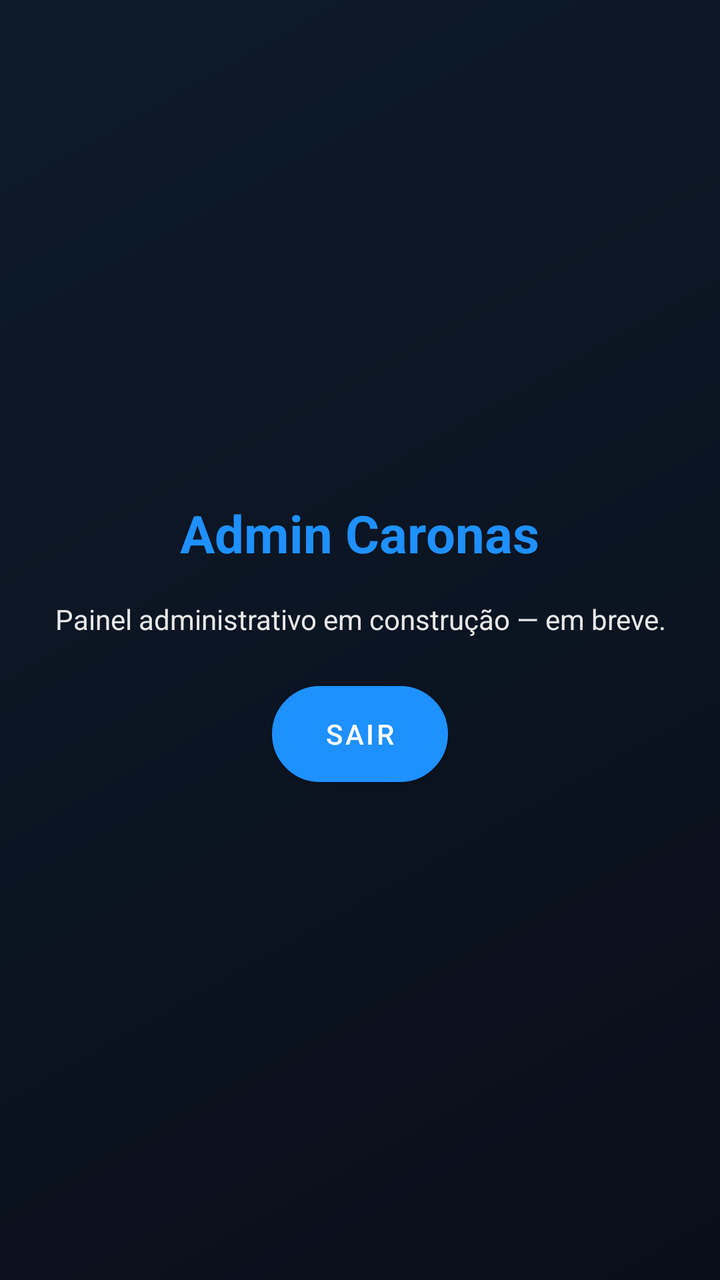
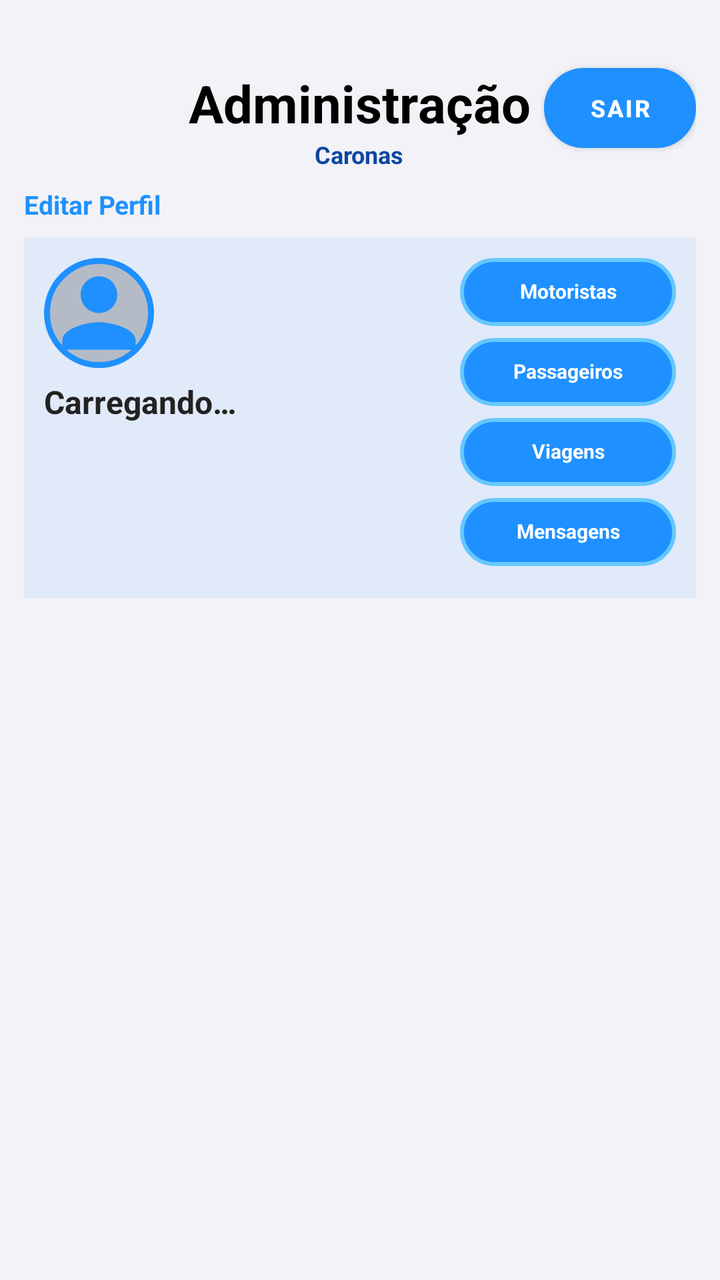

An Android layout rendered at two revisions. The XML below is the earlier revision; the diff shows what the commit changed to produce the second picture.
<!-- AndroidManifest.xml: application theme Theme.Caronas -->
<!-- res/layout/activity_administracao_caronas.xml -->
<?xml version="1.0" encoding="utf-8"?>
<LinearLayout xmlns:android="http://schemas.android.com/apk/res/android"
    android:layout_width="match_parent"
    android:layout_height="match_parent"
    android:orientation="vertical"
    android:gravity="center"
    android:background="@drawable/bg_fundo_caronas"
    android:padding="24dp">

    <TextView
        android:layout_width="wrap_content"
        android:layout_height="wrap_content"
        android:text="@string/admin_login_titulo"
        android:textColor="#1E90FF"
        android:textSize="26sp"
        android:textStyle="bold"
        android:layout_marginBottom="16dp" />

    <TextView
        android:layout_width="wrap_content"
        android:layout_height="wrap_content"
        android:text="@string/admin_painel_em_construcao"
        android:textColor="#E8E8E8"
        android:textSize="14sp"
        android:gravity="center"
        android:layout_marginBottom="24dp" />

    <Button
        android:id="@+id/btnSair"
        android:layout_width="wrap_content"
        android:layout_height="wrap_content"
        android:text="@string/sair"
        android:textColor="#FFFFFF"
        android:background="@drawable/botao_azul_neon" />

</LinearLayout>
<!-- resources referenced by this layout -->
<resources>
  <!-- drawable bg_fundo_caronas (drawable) -->
  <?xml version="1.0" encoding="utf-8"?>
  <shape xmlns:android="http://schemas.android.com/apk/res/android">
      <gradient
          android:startColor="#0A0E1A"
          android:endColor="#0D1B2A"
          android:angle="135" />
  </shape>
  <!-- drawable botao_azul_neon (drawable) -->
  <?xml version="1.0" encoding="utf-8"?>
  <shape xmlns:android="http://schemas.android.com/apk/res/android">
      <solid android:color="#1E90FF" />
      <corners android:radius="25dp" />
      <stroke android:width="2dp" android:color="#66C7FF" />
      <padding android:left="16dp" android:right="16dp" android:top="12dp" android:bottom="12dp" />
  </shape>
  <string name="admin_login_titulo">Admin Caronas</string>
  <string name="admin_painel_em_construcao">Painel administrativo em construção — em breve.</string>
  <string name="sair">Sair</string>
  <style name="Theme.Caronas" parent="Theme.MaterialComponents.DayNight.NoActionBar">
          <item name="colorPrimary">@color/azul_neon</item>
          <item name="colorPrimaryVariant">@color/azul_neon_escuro</item>
          <item name="colorOnPrimary">@color/white</item>
          <item name="colorSecondary">@color/azul_neon</item>
          <item name="colorSecondaryVariant">@color/azul_neon_escuro</item>
          <item name="colorOnSecondary">@color/white</item>
          <item name="android:statusBarColor">@color/fundo_escuro</item>
          <item name="android:windowBackground">@color/fundo_escuro</item>
      </style>
  <color name="azul_neon">#1E90FF</color>
  <color name="azul_neon_escuro">#0D47A1</color>
  <color name="white">#FFFFFFFF</color>
  <color name="fundo_escuro">#0A0E1A</color>
</resources>

<!-- the commit's change to res/layout/activity_administracao_caronas.xml (unified diff, before → after) -->
@@ -3,34 +3,218 @@
     android:layout_width="match_parent"
     android:layout_height="match_parent"
     android:orientation="vertical"
-    android:gravity="center"
-    android:background="@drawable/bg_fundo_caronas"
-    android:padding="24dp">
-
+    android:background="@color/fundo_cinza_claro"
+    android:paddingHorizontal="12dp"
+    android:paddingVertical="8dp">
+
+    
+    <RelativeLayout
+        android:layout_width="match_parent"
+        android:layout_height="wrap_content"
+        android:layout_marginBottom="8dp">
+
+        <LinearLayout
+            android:layout_width="wrap_content"
+            android:layout_height="wrap_content"
+            android:layout_centerHorizontal="true"
+            android:layout_marginTop="26dp"
+            android:orientation="vertical"
+            android:gravity="center_horizontal">
+
+            <TextView
+                android:layout_width="wrap_content"
+                android:layout_height="wrap_content"
+                android:text="@string/admin_titulo_dashboard"
+                android:textColor="#000000"
+                android:textSize="26sp"
+                android:textStyle="bold" />
+
+            <TextView
+                android:layout_width="wrap_content"
+                android:layout_height="wrap_content"
+                android:text="@string/login_titulo"
+                android:textColor="@color/azul_neon_escuro"
+                android:textSize="12sp"
+                android:textStyle="bold" />
+
+        </LinearLayout>
+
+        <Button
+            android:id="@+id/btnSair"
+            android:layout_width="76dp"
+            android:layout_height="40dp"
+            android:layout_alignParentTop="true"
+            android:layout_alignParentEnd="true"
+            android:layout_marginTop="26dp"
+            android:text="@string/sair"
+            android:textSize="12sp"
+            android:textStyle="bold"
+            android:textColor="#FFFFFF"
+            android:background="@drawable/botao_azul_neon"
+            android:padding="4dp" />
+
+    </RelativeLayout>
+
+    
     <TextView
+        android:id="@+id/tvEditarPerfilAdmin"
         android:layout_width="wrap_content"
         android:layout_height="wrap_content"
-        android:text="@string/admin_login_titulo"
+        android:text="@string/admin_botao_editar_perfil"
+        android:textSize="13sp"
+        android:textStyle="bold"
         android:textColor="#1E90FF"
-        android:textSize="26sp"
-        android:textStyle="bold"
-        android:layout_marginBottom="16dp" />
-
-    <TextView
-        android:layout_width="wrap_content"
+        android:clickable="true"
+        android:focusable="true"
+        android:layout_marginBottom="8dp" />
+
+    
+    <LinearLayout
+        android:layout_width="match_parent"
         android:layout_height="wrap_content"
-        android:text="@string/admin_painel_em_construcao"
-        android:textColor="#E8E8E8"
-        android:textSize="14sp"
-        android:gravity="center"
-        android:layout_marginBottom="24dp" />
-
-    <Button
-        android:id="@+id/btnSair"
-        android:layout_width="wrap_content"
-        android:layout_height="wrap_content"
-        android:text="@string/sair"
-        android:textColor="#FFFFFF"
-        android:background="@drawable/botao_azul_neon" />
+        android:orientation="horizontal"
+        android:background="#141E90FF"
+        android:padding="10dp">
+
+        <LinearLayout
+            android:layout_width="0dp"
+            android:layout_height="wrap_content"
+            android:layout_weight="1"
+            android:orientation="vertical"
+            android:gravity="start">
+
+            <ImageView
+                android:id="@+id/ivFotoAdminLogado"
+                android:layout_width="55dp"
+                android:layout_height="55dp"
+                android:src="@drawable/ic_person_default"
+                android:scaleType="centerCrop"
+                android:background="@drawable/borda_circular_azul"
+                android:contentDescription="@null" />
+
+            <TextView
+                android:id="@+id/tvAdminNome"
+                android:layout_width="wrap_content"
+                android:layout_height="wrap_content"
+                android:layout_marginTop="6dp"
+                android:text="@string/carregando"
+                android:textSize="16sp"
+                android:textStyle="bold"
+                android:textColor="#222222" />
+
+        </LinearLayout>
+
+        <LinearLayout
+            android:layout_width="wrap_content"
+            android:layout_height="wrap_content"
+            android:orientation="vertical"
+            android:gravity="center">
+
+            <TextView
+                android:id="@+id/btnMotoristas"
+                style="@style/BotaoAcaoCaronasVertical"
+                android:text="@string/admin_botao_motoristas" />
+
+            <TextView
+                android:id="@+id/btnPassageiros"
+                style="@style/BotaoAcaoCaronasVertical"
+                android:text="@string/admin_botao_passageiros" />
+
+            <TextView
+                android:id="@+id/btnViagens"
+                style="@style/BotaoAcaoCaronasVertical"
+                android:text="@string/admin_botao_viagens" />
+
+            <TextView
+                android:id="@+id/btnMensagens"
+                style="@style/BotaoAcaoCaronasVertical"
+                android:text="@string/admin_botao_mensagens" />
+
+        </LinearLayout>
+
+    </LinearLayout>
+
+    
+    <androidx.core.widget.NestedScrollView
+        android:layout_width="match_parent"
+        android:layout_height="0dp"
+        android:layout_weight="1"
+        android:clipToPadding="false">
+
+        <LinearLayout
+            android:layout_width="match_parent"
+            android:layout_height="wrap_content"
+            android:orientation="vertical"
+            android:paddingTop="10dp">
+
+            
+            <LinearLayout
+                android:id="@+id/containerBuscaMensagens"
+                android:layout_width="match_parent"
+                android:layout_height="wrap_content"
+                android:orientation="horizontal"
+                android:layout_marginBottom="14dp"
+                android:visibility="gone">
+
+                <EditText
+                    android:id="@+id/etBuscaMensagens"
+                    android:layout_width="0dp"
+                    android:layout_height="wrap_content"
+                    android:layout_weight="1"
+                    android:hint="@string/admin_mensagens_busca_hint"
+                    android:inputType="text"
+                    android:imeOptions="actionSearch"
+                    android:maxLines="1"
+                    android:textColor="@color/grafite"
+                    android:layout_marginEnd="8dp" />
+
+                <Button
+                    android:id="@+id/btnBuscarMensagens"
+                    android:layout_width="wrap_content"
+                    android:layout_height="wrap_content"
+                    android:text="@string/admin_mensagens_busca_botao"
+                    android:textColor="#FFFFFF"
+                    android:background="@drawable/botao_azul_neon" />
+
+            </LinearLayout>
+
+            <TextView
+                android:id="@+id/tvTituloSecaoAdmin"
+                android:layout_width="match_parent"
+                android:layout_height="wrap_content"
+                android:textColor="@color/azul_neon"
+                android:textSize="16sp"
+                android:textStyle="bold"
+                android:layout_marginBottom="10dp"
+                android:visibility="gone" />
+
+            <ProgressBar
+                android:id="@+id/progressBarSecaoAdmin"
+                android:layout_width="wrap_content"
+                android:layout_height="wrap_content"
+                android:layout_gravity="center"
+                android:layout_marginTop="16dp"
+                android:visibility="gone" />
+
+            <TextView
+                android:id="@+id/tvVazioSecaoAdmin"
+                android:layout_width="match_parent"
+                android:layout_height="wrap_content"
+                android:textColor="#8899AA"
+                android:textSize="13sp"
+                android:gravity="center"
+                android:padding="24dp"
+                android:visibility="gone" />
+
+            <androidx.recyclerview.widget.RecyclerView
+                android:id="@+id/rvSecaoAdmin"
+                android:layout_width="match_parent"
+                android:layout_height="wrap_content"
+                android:nestedScrollingEnabled="false"
+                android:visibility="gone" />
+
+        </LinearLayout>
+
+    </androidx.core.widget.NestedScrollView>
 
 </LinearLayout>
<!-- resource entries referenced after the edit -->
@@ -1,13 +1,5 @@
 <!-- resources referenced by this layout -->
 <resources>
-  <!-- drawable bg_fundo_caronas (drawable) -->
-  <?xml version="1.0" encoding="utf-8"?>
-  <shape xmlns:android="http://schemas.android.com/apk/res/android">
-      <gradient
-          android:startColor="#0A0E1A"
-          android:endColor="#0D1B2A"
-          android:angle="135" />
-  </shape>
   <!-- drawable botao_azul_neon (drawable) -->
   <?xml version="1.0" encoding="utf-8"?>
   <shape xmlns:android="http://schemas.android.com/apk/res/android">
@@ -16,9 +8,43 @@
       <stroke android:width="2dp" android:color="#66C7FF" />
       <padding android:left="16dp" android:right="16dp" android:top="12dp" android:bottom="12dp" />
   </shape>
-  <string name="admin_login_titulo">Admin Caronas</string>
-  <string name="admin_painel_em_construcao">Painel administrativo em construção — em breve.</string>
+  <!-- drawable ic_person_default (drawable) -->
+  <?xml version="1.0" encoding="utf-8"?>
+  <vector xmlns:android="http://schemas.android.com/apk/res/android"
+      android:width="80dp"
+      android:height="80dp"
+      android:viewportWidth="24"
+      android:viewportHeight="24">
+      <path
+          android:fillColor="#1E90FF"
+          android:pathData="M12,12c2.21,0 4,-1.79 4,-4s-1.79,-4 -4,-4 -4,1.79 -4,4 1.79,4 4,4zM12,14c-2.67,0 -8,1.34 -8,4v2h16v-2c0,-2.66 -5.33,-4 -8,-4z"/>
+  </vector>
+  <string name="admin_botao_editar_perfil">Editar Perfil</string>
+  <string name="admin_botao_mensagens">Mensagens</string>
+  <string name="admin_botao_motoristas">Motoristas</string>
+  <string name="admin_botao_passageiros">Passageiros</string>
+  <string name="admin_botao_viagens">Viagens</string>
+  <string name="admin_mensagens_busca_botao">Buscar</string>
+  <string name="admin_mensagens_busca_hint">Nome completo, telefone ou e-mail</string>
+  <string name="admin_titulo_dashboard">Administração</string>
+  <string name="carregando">Carregando…</string>
+  <string name="login_titulo">Caronas</string>
   <string name="sair">Sair</string>
+  <style name="BotaoAcaoCaronasVertical">
+          <item name="android:layout_width">108dp</item>
+          <item name="android:layout_height">34dp</item>
+          <item name="android:layout_marginBottom">6dp</item>
+          <item name="android:background">@drawable/botao_azul_neon</item>
+          <item name="android:textColor">#FFFFFF</item>
+          <item name="android:textSize">10sp</item>
+          <item name="android:textStyle">bold</item>
+          <item name="android:gravity">center</item>
+          <item name="android:includeFontPadding">false</item>
+          <item name="android:paddingHorizontal">3dp</item>
+          <item name="android:paddingVertical">1dp</item>
+          <item name="android:clickable">true</item>
+          <item name="android:focusable">true</item>
+      </style>
   <style name="Theme.Caronas" parent="Theme.MaterialComponents.DayNight.NoActionBar">
           <item name="colorPrimary">@color/azul_neon</item>
           <item name="colorPrimaryVariant">@color/azul_neon_escuro</item>
@@ -31,6 +57,17 @@
       </style>
   <color name="azul_neon">#1E90FF</color>
   <color name="azul_neon_escuro">#0D47A1</color>
+  <color name="fundo_cinza_claro">#F2F2F7</color>
+  <color name="grafite">#455A64</color>
+  <!-- drawable borda_circular_azul (drawable) -->
+  <?xml version="1.0" encoding="utf-8"?>
+  <shape xmlns:android="http://schemas.android.com/apk/res/android"
+      android:shape="oval">
+      <stroke
+          android:width="3dp"
+          android:color="#1E90FF" />
+      <solid android:color="#33000000" />
+  </shape>
   <color name="white">#FFFFFFFF</color>
   <color name="fundo_escuro">#0A0E1A</color>
 </resources>
